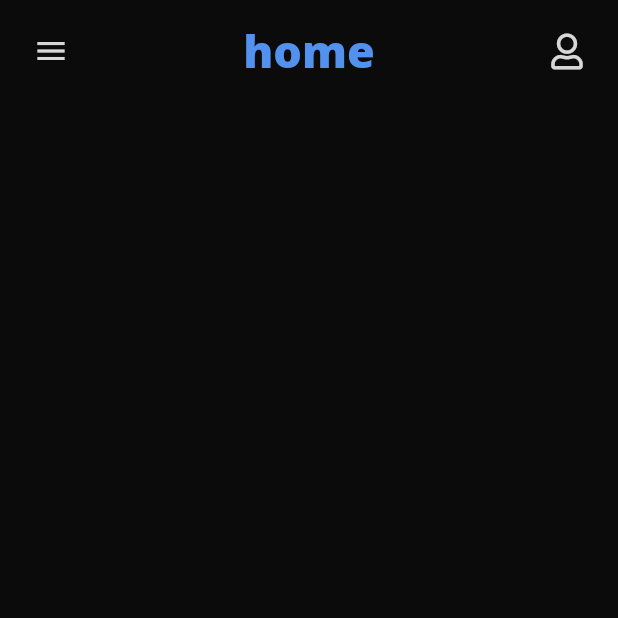
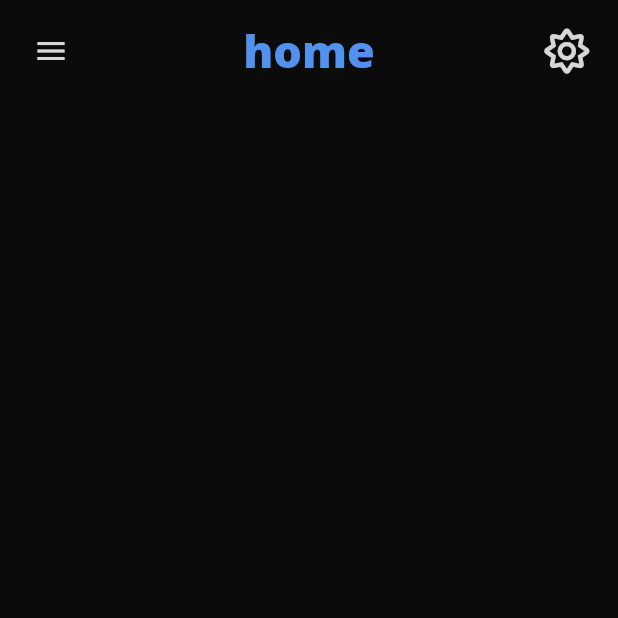
Before and after one commit to AkashSDas/steker, a Flutter app: the HomeScreen screen opened by its route, on a phone screen of 412 x 824 dp, the top half of it. Run offline on Flutter 3.47's test engine with Material 2 defaults, Android fonts, the phone set to English and light mode, and no system bars; our stand-ins replace bottom_navy_bar, cloud_firestore, firebase_analytics, firebase_auth, firebase_core, flutter_icons and 1 more; accounts and stored records are empty; Roboto replaces fonts that are missing (Open Sans).

Commit message:
replace profile btn with ToggleThemeBtn

```diff
--- a/lib/shared/app_bar.dart
+++ b/lib/shared/app_bar.dart
@@ -1,7 +1,9 @@
 import 'package:flutter/material.dart';
-import 'package:flutter_icons/flutter_icons.dart';
+import 'package:provider/provider.dart';
+import 'package:steker/shared/btn.dart';
 
 import '../constant.dart';
+import '../theme.dart';
 
 class CustomAppBar extends StatelessWidget {
   final String currentPath;
@@ -18,6 +20,8 @@ class CustomAppBar extends StatelessWidget {
 
   @override
   Widget build(BuildContext context) {
+    ThemeChanger _themeChanger = Provider.of<ThemeChanger>(context);
+
     return Container(
       width: double.infinity,
       padding: EdgeInsets.symmetric(vertical: space, horizontal: space),
@@ -35,15 +39,16 @@ class CustomAppBar extends StatelessWidget {
                   onPressed: () => Navigator.pop(context),
                 ),
           Text(title, style: Theme.of(context).textTheme.headline2),
-          IconButton(
-            icon: Icon(FontAwesome5.user),
-            onPressed: () {
-              Future.delayed(
-                Duration.zero,
-                () => Navigator.pushNamed(context, '/profile'),
-              );
-            },
-          ),
+          // IconButton(
+          //   icon: Icon(FontAwesome5.user),
+          //   onPressed: () {
+          //     Future.delayed(
+          //       Duration.zero,
+          //       () => Navigator.pushNamed(context, '/profile'),
+          //     );
+          //   },
+          // ),
+          ToggleThemeBtn(themeChanger: _themeChanger),
         ],
       ),
     );
```
